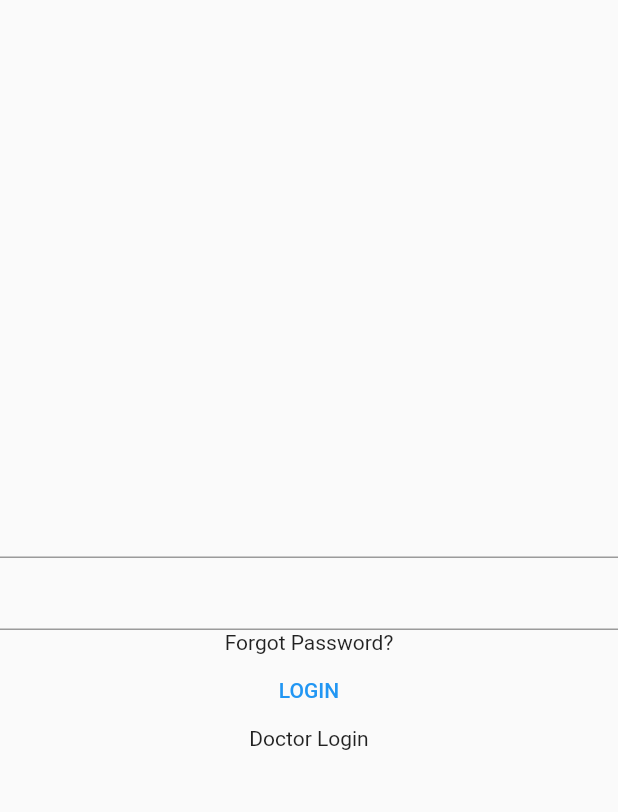
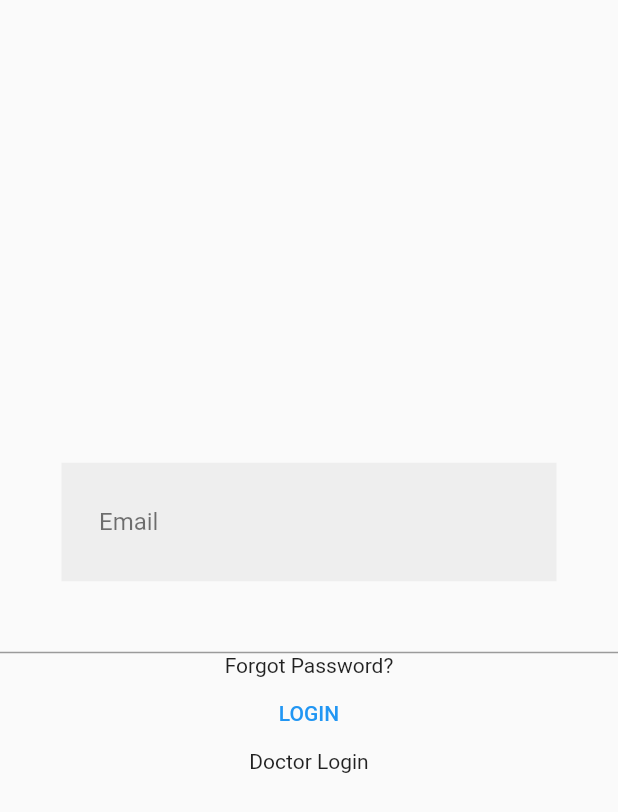
Before and after one commit to tusharbansal22/i-Doc-app, a Flutter app: the screen it shows after launch, on a phone screen of 412 x 824 dp. Shown: the top 812 px of the screen. Run offline on Flutter 3.47's test engine with Material 2 defaults, Android fonts, the phone set to English and light mode, and no system bars.

Commit message:
initialised constants" "

```diff
--- /dev/null
+++ b/lib/constants.dart
@@ -0,0 +1,4 @@
+import 'package:flutter/material.dart';
+
+var kTextInputPadding = EdgeInsets.symmetric(horizontal: 25,vertical: 10);
+// var kTextInputDecoration = ;
--- a/lib/main.dart
+++ b/lib/main.dart
@@ -1,6 +1,6 @@
 import 'package:flutter/material.dart';
 import 'package:i_doc_app/screens/login.dart';
-
+import 'constants.dart';
 void main() {
   runApp(const MyApp());
 }
--- a/lib/screens/login.dart
+++ b/lib/screens/login.dart
@@ -1,5 +1,6 @@
+
 import 'package:flutter/material.dart';
-
+import 'package:i_doc_app/constants.dart';
 class Login extends StatefulWidget {
   const Login({Key? key}) : super(key: key);
 
@@ -12,18 +13,37 @@ class _LoginState extends State<Login> {
   String password="";
   @override
   Widget build(BuildContext context) {
+
     return Scaffold(
         body: Column(
           mainAxisAlignment: MainAxisAlignment.center,
           children: [
-            TextField(
+             Container(
+                width: 330,
+                padding: kTextInputPadding,
+                // color: kTextInputColor,
+                decoration: BoxDecoration(
+                  color: Colors.grey.shade200,
+                ),
+                child: TextField(
+                  decoration: InputDecoration(
+                    labelText: "Email",
+                    labelStyle: TextStyle(color: Colors.black54),
+                    border: InputBorder.none,
+                    focusedBorder: InputBorder.none,
+                    enabledBorder: InputBorder.none,
+                    errorBorder: InputBorder.none,
+                    disabledBorder: InputBorder.none,
+                  ),
                   onChanged: (change){
                     setState(() {
                       email = change;
                     });
                   },
                 ),
+              ),
               TextField(
+
                 obscureText: true,
                 onChanged: (change){
                   setState(() {
@@ -36,6 +56,7 @@ class _LoginState extends State<Login> {
                 child: Text('LOGIN'),
               )),
               GestureDetector(onTap: (){},child: Text('Doctor Login'),),
+
             ],
         ),
     );
```
Lines whose indentation alone changed are shown as unchanged.
